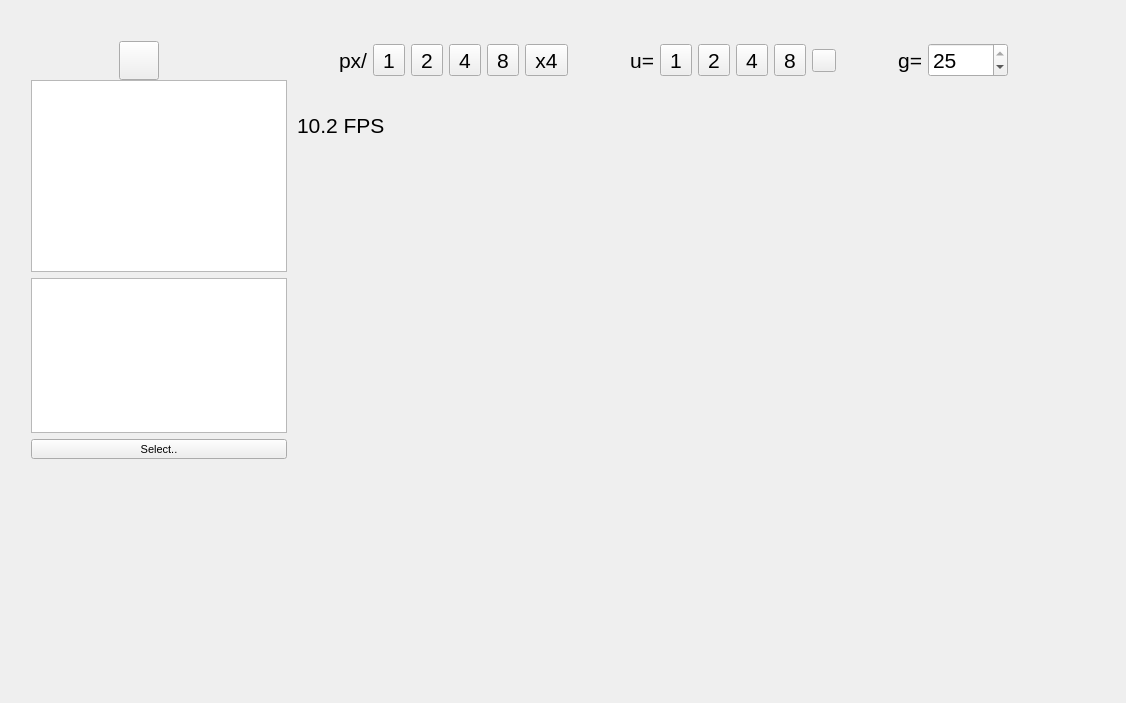
jenshemprich/tf-cpp-pose-estimation, file PoseLab/PoseLab.ui: the form before one commit.
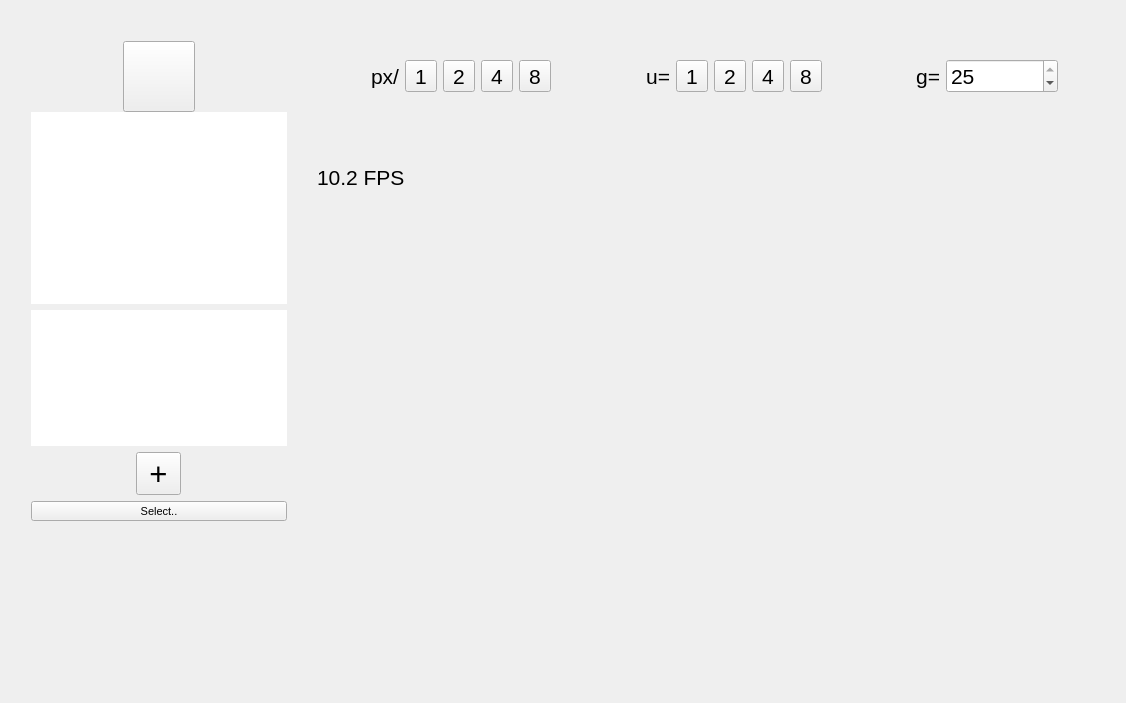
The form after the commit. Icons and pictures are not drawn. Custom widgets are drawn as their Qt base class.

Commit message: Simplified left ui column; cleaned up unused ui items

```diff
--- a/PoseLab/PoseLab.ui
+++ b/PoseLab/PoseLab.ui
@@ -24,8 +24,8 @@
      <rect>
       <x>20</x>
       <y>30</y>
-      <width>999</width>
-      <height>440</height>
+      <width>1049</width>
+      <height>502</height>
      </rect>
     </property>
     <layout class="QGridLayout" name="gridLayout" rowstretch="0,0,0">
@@ -87,17 +87,6 @@
          </property>
         </widget>
        </item>
-       <item>
-        <widget class="QToolButton" name="toolButton_4">
-         <property name="text">
-          <string>x4</string>
-         </property>
-         <property name="icon">
-          <iconset resource="PoseLab.qrc">
-           <normaloff>:/Resources/logo-ps.png</normaloff>:/Resources/logo-ps.png</iconset>
-         </property>
-        </widget>
-       </item>
        <item>
         <widget class="QLabel" name="u">
          <property name="text">
@@ -148,17 +137,6 @@
          </property>
         </widget>
        </item>
-       <item>
-        <widget class="QToolButton" name="toolButton_2">
-         <property name="text">
-          <string/>
-         </property>
-         <property name="icon">
-          <iconset resource="PoseLab.qrc">
-           <normaloff>:/Resources/ICON-icon.png</normaloff>:/Resources/ICON-icon.png</iconset>
-         </property>
-        </widget>
-       </item>
        <item>
         <widget class="QLabel" name="g">
          <property name="text">
@@ -241,8 +219,8 @@
          <widget class="QLabel" name="overlayTest">
           <property name="geometry">
            <rect>
-            <x>40</x>
-            <y>30</y>
+            <x>60</x>
+            <y>100</y>
             <width>331</width>
             <height>311</height>
            </rect>
@@ -272,8 +250,8 @@
          <widget class="QLabel" name="fps">
           <property name="geometry">
            <rect>
-            <x>10</x>
-            <y>30</y>
+            <x>30</x>
+            <y>50</y>
             <width>121</width>
             <height>31</height>
            </rect>
@@ -321,6 +299,21 @@
      <item row="2" column="1">
       <layout class="QVBoxLayout" name="videoInputs">
        <item>
+        <spacer name="verticalSpacerSourcesTop">
+         <property name="orientation">
+          <enum>Qt::Vertical</enum>
+         </property>
+         <property name="sizeHint" stdset="0">
+          <size>
+           <width>20</width>
+           <height>40</height>
+          </size>
+         </property>
+        </spacer>
+       </item>
+       <item>
+        <layout class="QHBoxLayout" name="horizontalLayout_3">
+         <item>
         <widget class="QListWidget" name="cameras">
          <property name="sizePolicy">
           <sizepolicy hsizetype="Minimum" vsizetype="Fixed">
@@ -334,6 +327,15 @@
            <height>0</height>
           </size>
          </property>
+           <property name="autoFillBackground">
+            <bool>false</bool>
+           </property>
+           <property name="frameShape">
+            <enum>QFrame::NoFrame</enum>
+           </property>
+           <property name="frameShadow">
+            <enum>QFrame::Plain</enum>
+           </property>
          <property name="verticalScrollBarPolicy">
           <enum>Qt::ScrollBarAlwaysOff</enum>
          </property>
@@ -342,8 +344,8 @@
          </property>
          <property name="iconSize">
           <size>
-           <width>96</width>
-           <height>96</height>
+             <width>64</width>
+             <height>64</height>
           </size>
          </property>
          <property name="verticalScrollMode">
@@ -373,11 +375,18 @@
          <property name="uniformItemSizes">
           <bool>true</bool>
          </property>
+           <property name="wordWrap">
+            <bool>true</bool>
+           </property>
          <property name="itemAlignment">
           <set>Qt::AlignCenter</set>
          </property>
         </widget>
        </item>
+        </layout>
+       </item>
+       <item>
+        <layout class="QHBoxLayout" name="horizontalLayout_2">
        <item>
         <widget class="QListWidget" name="movies">
          <property name="sizePolicy">
@@ -392,6 +401,15 @@
            <height>0</height>
           </size>
          </property>
+           <property name="autoFillBackground">
+            <bool>false</bool>
+           </property>
+           <property name="frameShape">
+            <enum>QFrame::NoFrame</enum>
+           </property>
+           <property name="frameShadow">
+            <enum>QFrame::Plain</enum>
+           </property>
          <property name="verticalScrollBarPolicy">
           <enum>Qt::ScrollBarAlwaysOff</enum>
          </property>
@@ -407,11 +425,23 @@
            <height>64</height>
           </size>
          </property>
+           <property name="textElideMode">
+            <enum>Qt::ElideMiddle</enum>
+           </property>
          <property name="verticalScrollMode">
           <enum>QAbstractItemView::ScrollPerPixel</enum>
          </property>
          <property name="horizontalScrollMode">
-          <enum>QAbstractItemView::ScrollPerPixel</enum>
+            <enum>QAbstractItemView::ScrollPerItem</enum>
+           </property>
+           <property name="movement">
+            <enum>QListView::Static</enum>
+           </property>
+           <property name="flow">
+            <enum>QListView::TopToBottom</enum>
+           </property>
+           <property name="isWrapping" stdset="0">
+            <bool>false</bool>
          </property>
          <property name="resizeMode">
           <enum>QListView::Fixed</enum>
@@ -422,7 +452,51 @@
          <property name="wordWrap">
           <bool>true</bool>
          </property>
-        </widget>
+           <property name="itemAlignment">
+            <set>Qt::AlignCenter</set>
+           </property>
+          </widget>
+         </item>
+        </layout>
+       </item>
+       <item>
+        <layout class="QHBoxLayout" name="horizontalLayout">
+         <item>
+          <widget class="QToolButton" name="addSource">
+           <property name="font">
+            <font>
+             <pointsize>23</pointsize>
+            </font>
+           </property>
+           <property name="text">
+            <string>+</string>
+           </property>
+           <property name="icon">
+            <iconset resource="PoseLab.qrc">
+             <normaloff>:/Resources/Devices/add_source.png</normaloff>:/Resources/Devices/add_source.png</iconset>
+           </property>
+           <property name="iconSize">
+            <size>
+             <width>64</width>
+             <height>64</height>
+            </size>
+           </property>
+          </widget>
+         </item>
+        </layout>
+       </item>
+       <item>
+        <spacer name="verticalSpacerSourcesBottom">
+         <property name="orientation">
+          <enum>Qt::Vertical</enum>
+         </property>
+         <property name="sizeHint" stdset="0">
+          <size>
+           <width>20</width>
+           <height>40</height>
+          </size>
+         </property>
+        </spacer>
        </item>
        <item>
         <widget class="QToolButton" name="openMovieFolder">
@@ -464,8 +538,8 @@
          </property>
          <property name="iconSize">
           <size>
-           <width>32</width>
-           <height>32</height>
+           <width>64</width>
+           <height>64</height>
           </size>
          </property>
          <property name="checkable">
@@ -476,22 +550,6 @@
          </property>
         </widget>
        </item>
-       <item>
-        <spacer name="top">
-         <property name="orientation">
-          <enum>Qt::Horizontal</enum>
-         </property>
-         <property name="sizeType">
-          <enum>QSizePolicy::Preferred</enum>
-         </property>
-         <property name="sizeHint" stdset="0">
-          <size>
-           <width>40</width>
-           <height>20</height>
-          </size>
-         </property>
-        </spacer>
-       </item>
       </layout>
      </item>
     </layout>
```
Left out of the diff: 17 changed lines with no effect on the pictures. Lines whose indentation alone changed are shown as unchanged. The commit also changes 4 other files.
